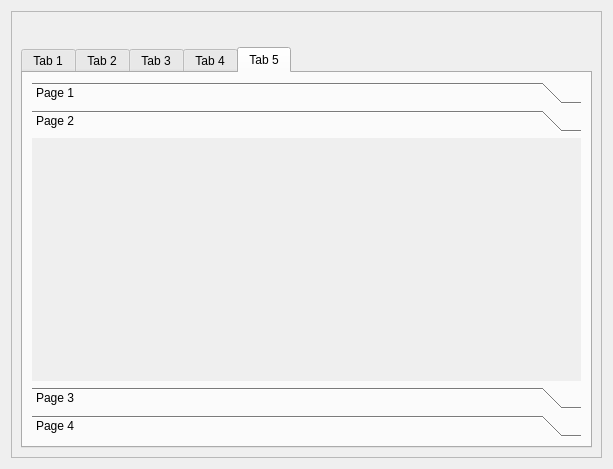
This is Qt/my_programm/_For_tests/src/for_tests_mainbox/src/ui/for_tests_mainbox.ui in RinatB2017/mega_GIT as Qt 5 draws it before an edit. The edited form follows.
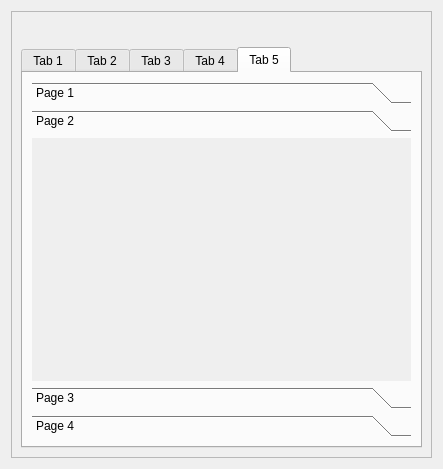
This is the edited form. The open tabs and pages were chosen to show the change. Icons and pictures are not drawn. Custom widgets are drawn as their Qt base class.

Diff of the .ui file:
```diff
--- a/Qt/my_programm/_For_tests/src/for_tests_mainbox/src/ui/for_tests_mainbox.ui
+++ b/Qt/my_programm/_For_tests/src/for_tests_mainbox/src/ui/for_tests_mainbox.ui
@@ -6,7 +6,7 @@
    <rect>
     <x>0</x>
     <y>0</y>
-    <width>613</width>
+    <width>443</width>
     <height>469</height>
    </rect>
   </property>
@@ -342,8 +342,8 @@
               <rect>
                <x>0</x>
                <y>0</y>
-               <width>96</width>
-               <height>26</height>
+               <width>100</width>
+               <height>30</height>
               </rect>
              </property>
              <attribute name="icon">
```
Left out of the diff: 10 changed lines with no effect on the pictures.
